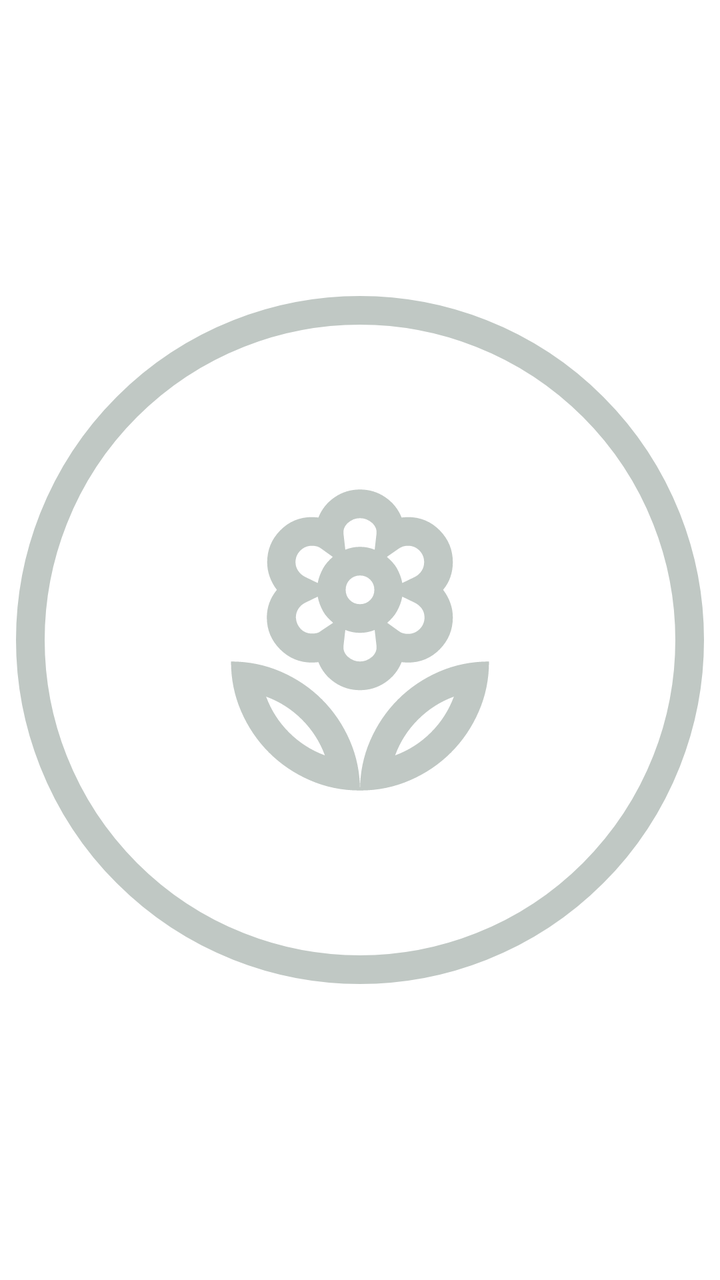
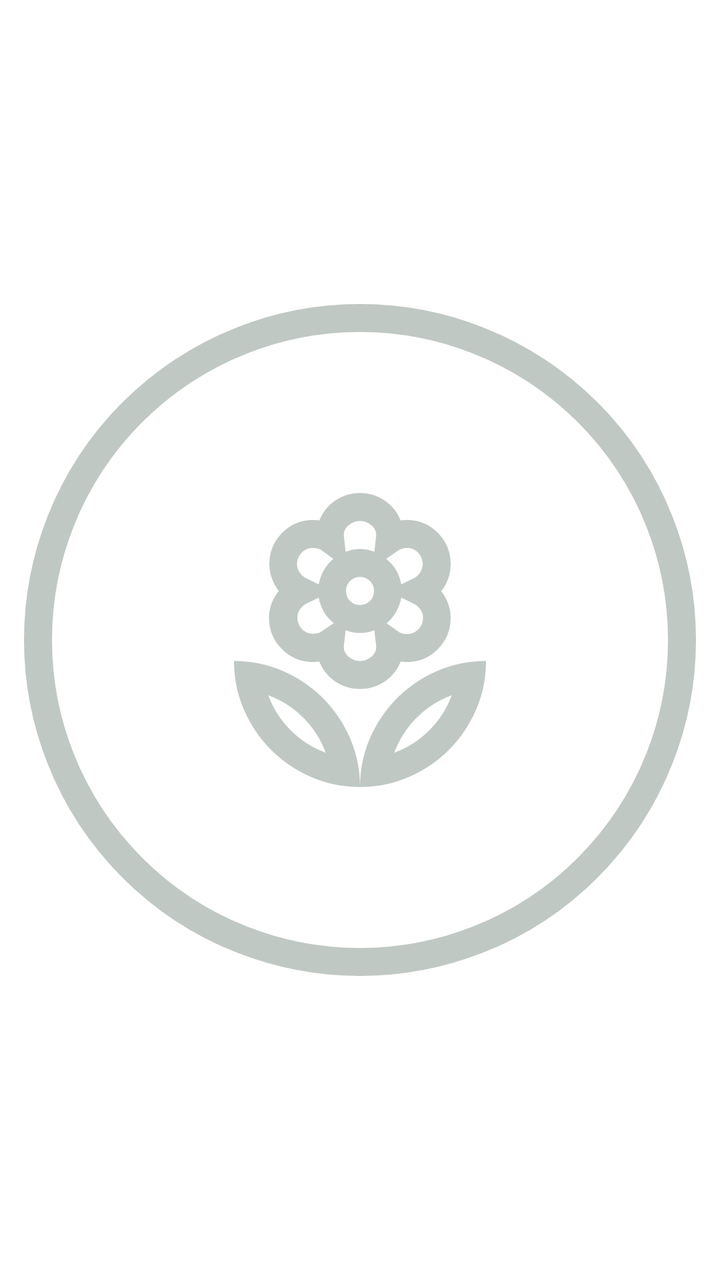

Screens rendered from an Android XML layout before and after an edit, with the pre-edit source and the edit as a unified diff.
<!-- AndroidManifest.xml: application theme Theme.PersonalMidterm -->
<!-- res/layout/item_stamp_slot.xml -->
<?xml version="1.0" encoding="utf-8"?>
<FrameLayout xmlns:android="http://schemas.android.com/apk/res/android"
    android:layout_width="48dp"
    android:layout_height="48dp"
    android:layout_marginEnd="4dp">

    <ImageView
        android:id="@+id/stamp_icon"
        android:layout_width="match_parent"
        android:layout_height="match_parent"
        android:src="@drawable/empty_stamp"
        android:padding="8dp"/>
</FrameLayout>
<!-- resources referenced by this layout -->
<resources>
  <!-- drawable empty_stamp: vector/xml drawable (drawable, 5697 chars, omitted) -->
  <style name="Theme.PersonalMidterm" parent="Theme.MaterialComponents.DayNight.NoActionBar">
          <item name="android:textColorPrimary">@color/text_primary</item>
          <item name="android:textColorSecondary">@color/text_primary</item>
          
          <item name="android:statusBarColor">?attr/colorPrimaryVariant</item>
          
      </style>
  <color name="text_primary">#1D1C18</color>
</resources>

<!-- the commit's change to res/layout/item_stamp_slot.xml (unified diff, before → after) -->
@@ -1,13 +1,13 @@
 <?xml version="1.0" encoding="utf-8"?>
 <FrameLayout xmlns:android="http://schemas.android.com/apk/res/android"
-    android:layout_width="48dp"
-    android:layout_height="48dp"
-    android:layout_marginEnd="4dp">
+    android:layout_width="match_parent"
+    android:layout_height="80dp"
+    android:minWidth="80dp">
 
     <ImageView
         android:id="@+id/stamp_icon"
         android:layout_width="match_parent"
         android:layout_height="match_parent"
         android:src="@drawable/empty_stamp"
-        android:padding="8dp"/>
+        android:padding="12dp"/>
 </FrameLayout>
